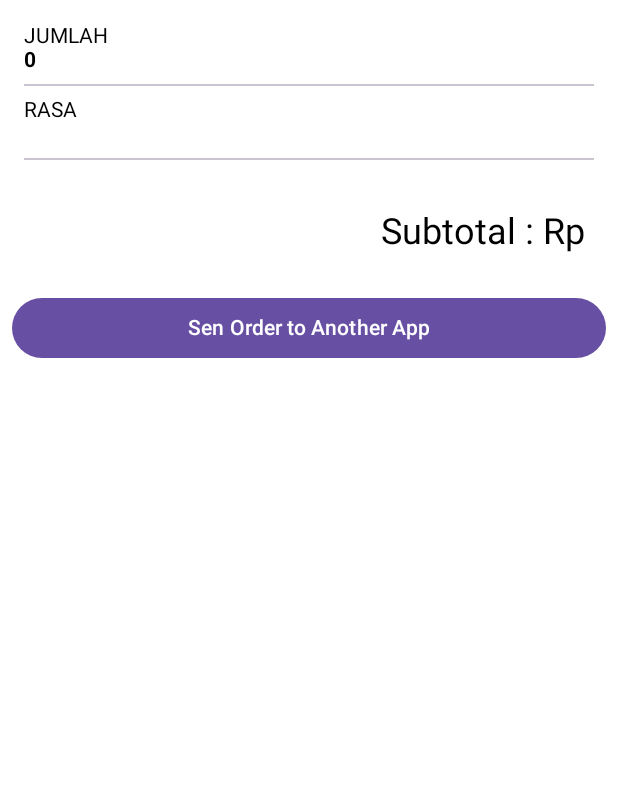
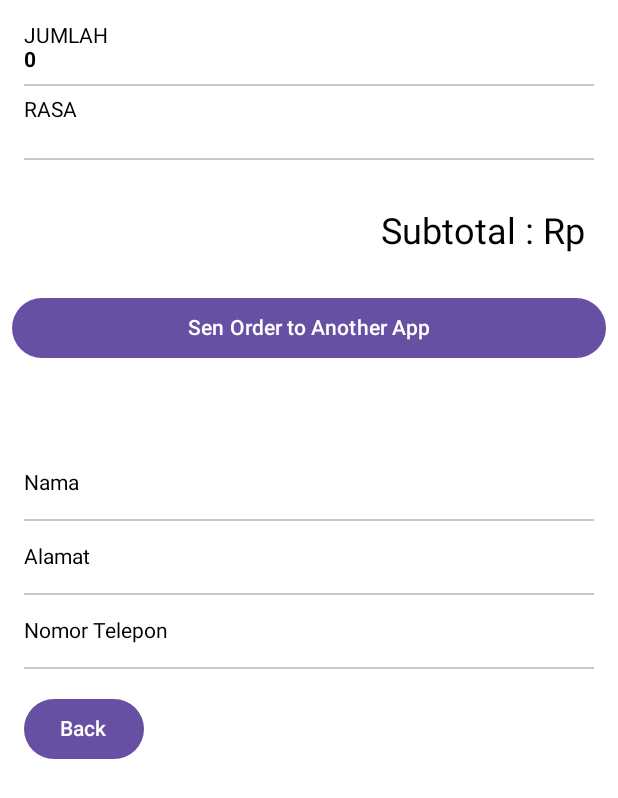
Before and after one commit to Raraeva24/147_NavigationWithData, an Android app built with Jetpack Compose: the @Preview function HalamanDuaPreview, on a phone screen of 412 x 824 dp. Shown: the top 798 px of the screen. Run offline under Robolectric (Android 15) with nearby library versions, the phone set to English and light mode, and no system bars.

Commit message:
Memperbaiki OrderUiState

```diff
--- a/app/src/main/java/com/example/esjumbo/data/OrderUiState.kt
+++ b/app/src/main/java/com/example/esjumbo/data/OrderUiState.kt
@@ -1,11 +1,10 @@
 package com.example.esjumbo.data
 
-data class OrderUIState(
+data class OrderUiState(
     var nama: String="",
     var alamat: String="",
     var tlp: String= "",
     val jumlah: Int = 0,
     val rasa: String = "",
     val harga: String = ""
-
 )
--- a/app/src/main/java/com/example/esjumbo/ui/theme/HalamanDua.kt
+++ b/app/src/main/java/com/example/esjumbo/ui/theme/HalamanDua.kt
@@ -39,7 +39,7 @@ import androidx.compose.ui.tooling.preview.Preview
 
 @OptIn(ExperimentalMaterial3Api::class)
 @Composable
-fun HalamanSatu(
+fun HalamanDua(
     pilihanRasa: List<String>,
     onSelectionChanged: (String) -> Unit,
     onConfirmButtonClicked: (Int) -> Unit,
@@ -138,7 +138,7 @@ fun HalamanSatu(
 fun HalamanSatuPreview(){
     val flavors = listOf("Natural", "Vanilla", "Lemon", "Milk", "Lyche")
 
-    HalamanSatu(
+    HalamanDua(
         pilihanRasa = flavors,
         onSelectionChanged = {},
         onConfirmButtonClicked = {},
--- a/app/src/main/java/com/example/esjumbo/ui/theme/HalamanHome.kt
+++ b/app/src/main/java/com/example/esjumbo/ui/theme/HalamanHome.kt
@@ -59,7 +59,7 @@ fun HalamanHome (
                         .align(Alignment.CenterHorizontally)
                 )
                 Text(
-                    text = "Gembrunggung",
+                    text = "jUMBO",
                     color = Color.DarkGray,
                     fontStyle = FontStyle.Italic,
                     fontSize = 30.sp,
--- a/app/src/main/java/com/example/esjumbo/ui/theme/HalamanTiga.kt
+++ b/app/src/main/java/com/example/esjumbo/ui/theme/HalamanTiga.kt
@@ -5,6 +5,7 @@ import androidx.compose.foundation.layout.Arrangement
 import androidx.compose.foundation.layout.Column
 import androidx.compose.foundation.layout.Row
 import androidx.compose.foundation.layout.Spacer
+import androidx.compose.foundation.layout.fillMaxSize
 import androidx.compose.foundation.layout.fillMaxWidth
 import androidx.compose.foundation.layout.height
 import androidx.compose.foundation.layout.padding
@@ -19,19 +20,45 @@ import androidx.compose.ui.res.dimensionResource
 import androidx.compose.ui.res.stringResource
 import androidx.compose.ui.text.font.FontWeight
 import androidx.compose.ui.tooling.preview.Preview
+import androidx.compose.ui.unit.dp
 import com.example.esjumbo.R
-import com.example.esjumbo.data.OrderUIState
+import com.example.esjumbo.data.OrderUiState
 import com.example.esjumbo.ui.komponen.FormatLabelHarga
 
 @Composable
-fun HalamanDua (
-    orderUiState: OrderUIState,
+fun HalamanTiga (
+    orderUiState: OrderUiState,
     onBackButtonClicked: () -> Unit,
 ){
     val items = listOf(
         Pair(stringResource(R.string.quantity), orderUiState.jumlah),
         Pair(stringResource(R.string.flavor), orderUiState.rasa)
     )
+    Column (
+        modifier = Modifier
+            .fillMaxSize()
+            .padding(16.dp),
+        verticalArrangement = Arrangement.Center,
+    ){
+        Text(text = stringResource(id = R.string.nama))
+        Text(text = orderUiState.nama)
+        Divider()
+        Spacer(modifier = Modifier.height(16.dp))
+
+        Text(text = stringResource(id = R.string.alamat))
+        Text(text = orderUiState.alamat)
+        Divider()
+        Spacer(modifier = Modifier.height(16.dp))
+
+        Text(text = stringResource(id = R.string.tlp))
+        Text(text = orderUiState.tlp)
+        Divider()
+        Spacer(modifier = Modifier.height(16.dp))
+
+        Button(onClick = onBackButtonClicked) {
+            Text(text = stringResource(id = R.string.buttonback))
+        }
+    }
     Column (
         modifier = Modifier,
         verticalArrangement = Arrangement.SpaceBetween
@@ -77,5 +104,5 @@ fun HalamanDua (
 @Preview
 @Composable
 fun HalamanDuaPreview(){
-    HalamanDua(orderUiState = OrderUIState(), onBackButtonClicked = { /*TODO*/ })
+    HalamanTiga(orderUiState = OrderUiState(), onBackButtonClicked = { /*TODO*/ })
 }
```
Also changed, not shown: app/src/main/java/com/example/esjumbo/ui/theme/OrderViewModel.kt (+4 -4 lines), app/src/main/java/com/example/esjumbo/ui/theme/PengelolaHalaman.kt (+1 -23 lines).
